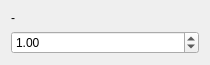
This is qCC/ui_templates/ccDrawNormalsWidget.ui in p-leroy/CloudCompare as Qt 5 draws it before an edit. The edited form follows.
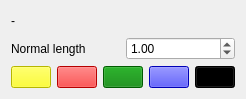
This is the edited form.

Commit message: option to choose the normals color compatibility with the segmentation tool

```diff
--- a/qCC/ui_templates/ccDrawNormalsWidget.ui
+++ b/qCC/ui_templates/ccDrawNormalsWidget.ui
@@ -6,30 +6,123 @@
    <rect>
     <x>0</x>
     <y>0</y>
-    <width>210</width>
-    <height>65</height>
+    <width>230</width>
+    <height>99</height>
    </rect>
   </property>
   <property name="windowTitle">
    <string>Form</string>
   </property>
-  <layout class="QVBoxLayout" name="verticalLayout">
-   <item>
+  <layout class="QGridLayout" name="gridLayout">
+   <item row="0" column="0">
     <widget class="QLabel" name="label_cloudName">
      <property name="text">
       <string>-</string>
      </property>
     </widget>
    </item>
-   <item>
-    <widget class="QDoubleSpinBox" name="doubleSpinBox_normalLength">
-     <property name="singleStep">
-      <double>0.100000000000000</double>
+   <item row="1" column="0">
+    <layout class="QHBoxLayout" name="horizontalLayout" stretch="0,0">
+     <item>
+      <widget class="QLabel" name="label">
+       <property name="text">
+        <string>Normal length</string>
+       </property>
+      </widget>
+     </item>
+     <item>
+      <widget class="QDoubleSpinBox" name="doubleSpinBox_normalLength">
+       <property name="singleStep">
+        <double>0.100000000000000</double>
+       </property>
+       <property name="value">
+        <double>1.000000000000000</double>
+       </property>
+      </widget>
+     </item>
+    </layout>
+   </item>
+   <item row="2" column="0">
+    <layout class="QHBoxLayout" name="horizontalLayout_2">
+     <item>
+      <widget class="QPushButton" name="pushButton_yellow">
+       <property name="styleSheet">
+        <string notr="true">background-color:yellow</string>
+       </property>
+       <property name="text">
+        <string/>
+       </property>
+       <property name="checkable">
+        <bool>true</bool>
+       </property>
+      </widget>
+     </item>
+     <item>
+      <widget class="QPushButton" name="pushButton_red">
+       <property name="styleSheet">
+        <string notr="true">background-color:red</string>
+       </property>
+       <property name="text">
+        <string/>
+       </property>
+       <property name="checkable">
+        <bool>true</bool>
+       </property>
+      </widget>
+     </item>
+     <item>
+      <widget class="QPushButton" name="pushButton_green">
+       <property name="styleSheet">
+        <string notr="true">background-color:green</string>
+       </property>
+       <property name="text">
+        <string/>
+       </property>
+       <property name="checkable">
+        <bool>true</bool>
+       </property>
+      </widget>
+     </item>
+     <item>
+      <widget class="QPushButton" name="pushButton_blue">
+       <property name="styleSheet">
+        <string notr="true">background-color:blue</string>
+       </property>
+       <property name="text">
+        <string/>
+       </property>
+       <property name="checkable">
+        <bool>true</bool>
+       </property>
+      </widget>
+     </item>
+     <item>
+      <widget class="QPushButton" name="pushButton_black">
+       <property name="styleSheet">
+        <string notr="true">background-color:black</string>
+       </property>
+       <property name="text">
+        <string/>
+       </property>
+       <property name="checkable">
+        <bool>true</bool>
+       </property>
+      </widget>
+     </item>
+    </layout>
+   </item>
+   <item row="2" column="1">
+    <spacer name="horizontalSpacer">
+     <property name="orientation">
+      <enum>Qt::Horizontal</enum>
      </property>
-     <property name="value">
-      <double>1.000000000000000</double>
+     <property name="sizeHint" stdset="0">
+      <size>
+       <width>0</width>
+       <height>20</height>
+      </size>
      </property>
-    </widget>
+    </spacer>
    </item>
   </layout>
  </widget>
```
The commit also changes 8 other files.
